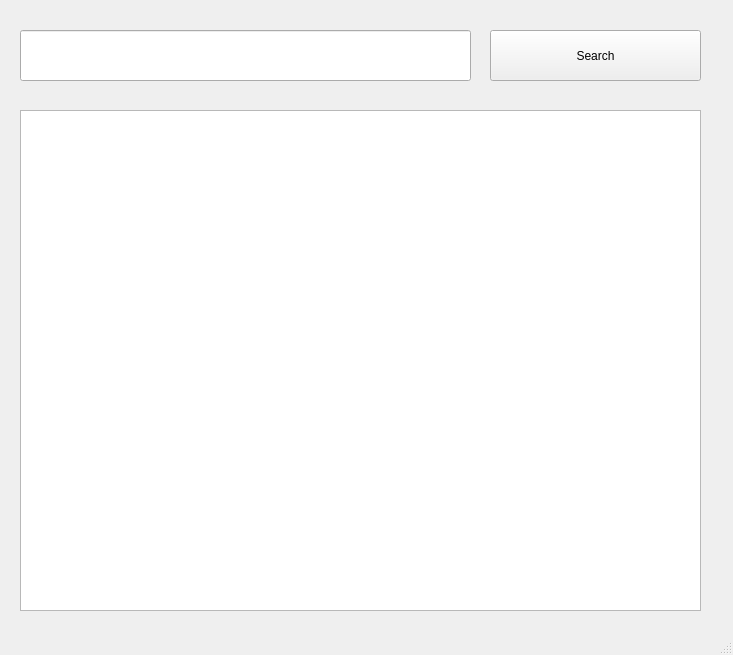
Before: the Qt Designer form OlamWindows/olam.ui in vishnu012/OlamWindows, drawn with Qt 5.
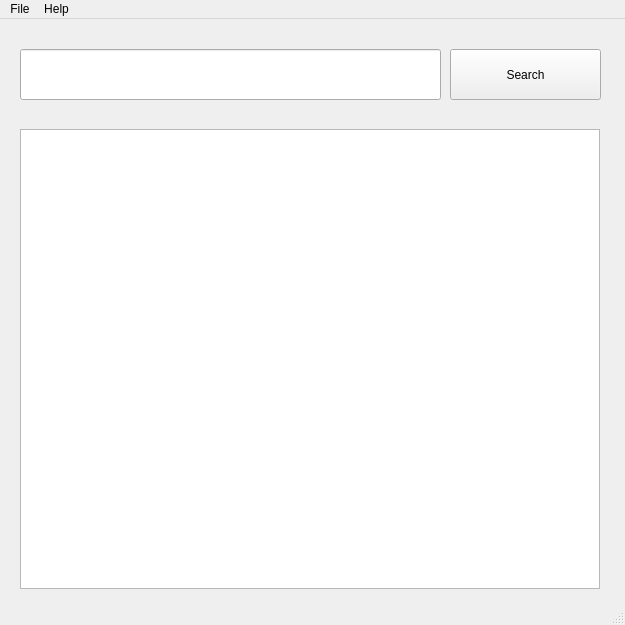
After: the same form once the commit is applied.

Patch:
```diff
--- a/OlamWindows/olam.ui
+++ b/OlamWindows/olam.ui
@@ -6,10 +6,28 @@
    <rect>
     <x>0</x>
     <y>0</y>
-    <width>733</width>
-    <height>655</height>
+    <width>625</width>
+    <height>625</height>
    </rect>
   </property>
+  <property name="sizePolicy">
+   <sizepolicy hsizetype="Fixed" vsizetype="Fixed">
+    <horstretch>0</horstretch>
+    <verstretch>0</verstretch>
+   </sizepolicy>
+  </property>
+  <property name="minimumSize">
+   <size>
+    <width>625</width>
+    <height>625</height>
+   </size>
+  </property>
+  <property name="maximumSize">
+   <size>
+    <width>625</width>
+    <height>625</height>
+   </size>
+  </property>
   <property name="windowTitle">
    <string>Olam</string>
   </property>
@@ -17,9 +35,9 @@
    <widget class="QPushButton" name="searchButton">
     <property name="geometry">
      <rect>
-      <x>490</x>
+      <x>450</x>
       <y>30</y>
-      <width>211</width>
+      <width>151</width>
       <height>51</height>
      </rect>
     </property>
@@ -32,7 +50,7 @@
      <rect>
       <x>20</x>
       <y>30</y>
-      <width>451</width>
+      <width>421</width>
       <height>51</height>
      </rect>
     </property>
@@ -42,10 +60,28 @@
      <rect>
       <x>20</x>
       <y>110</y>
-      <width>681</width>
-      <height>501</height>
+      <width>580</width>
+      <height>460</height>
      </rect>
     </property>
+    <property name="sizePolicy">
+     <sizepolicy hsizetype="Fixed" vsizetype="Fixed">
+      <horstretch>0</horstretch>
+      <verstretch>0</verstretch>
+     </sizepolicy>
+    </property>
+    <property name="minimumSize">
+     <size>
+      <width>580</width>
+      <height>460</height>
+     </size>
+    </property>
+    <property name="maximumSize">
+     <size>
+      <width>580</width>
+      <height>460</height>
+     </size>
+    </property>
    </widget>
   </widget>
   <widget class="QMenuBar" name="menubar">
@@ -53,10 +89,24 @@
     <rect>
      <x>0</x>
      <y>0</y>
-     <width>733</width>
+     <width>625</width>
      <height>21</height>
     </rect>
    </property>
+   <widget class="QMenu" name="menuFile">
+    <property name="title">
+     <string>File</string>
+    </property>
+    <addaction name="actionExit"/>
+   </widget>
+   <widget class="QMenu" name="menuHelp">
+    <property name="title">
+     <string>Help</string>
+    </property>
+    <addaction name="actionAbout"/>
+   </widget>
+   <addaction name="menuFile"/>
+   <addaction name="menuHelp"/>
   </widget>
   <widget class="QStatusBar" name="statusbar"/>
  </widget>
```
Left out of the diff: 10 changed lines with no effect on the pictures.
